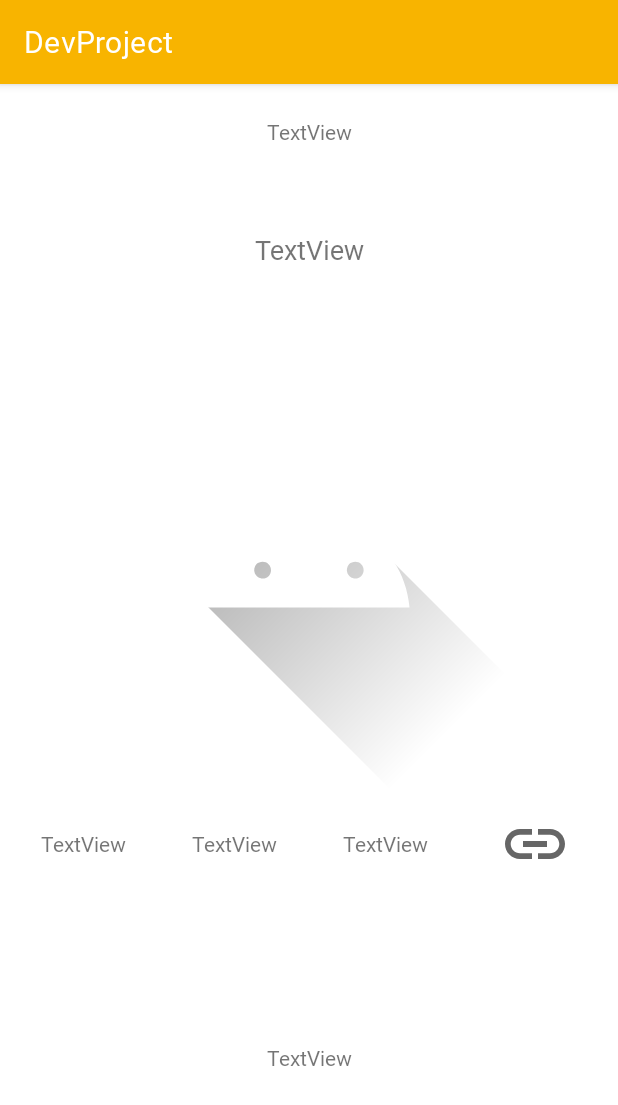
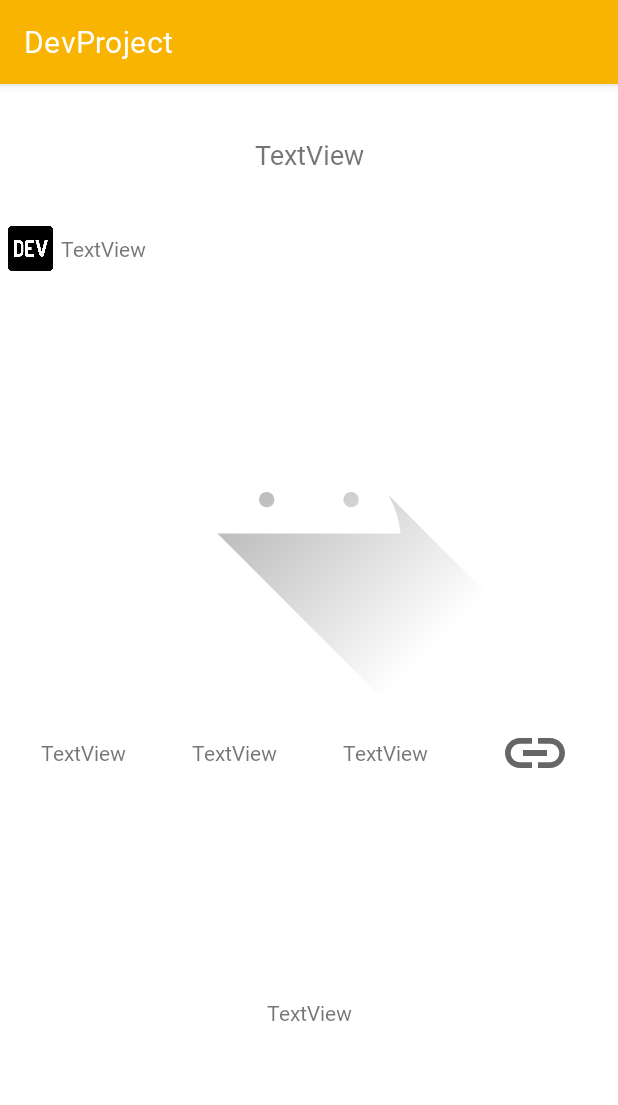
Before and after one commit to LeeJaeHyeon05/DevProject, an Android app: the ShowConferenceDetailActivity screen opened directly, with no data from a screen before it, on a phone screen of 412 x 824 dp. Shown: the top 1105 px of the screen. Run offline under Robolectric (Android 15) with nearby library versions, the phone set to English and light mode, and no system bars; 6 statements that could not run were skipped.

Commit message:
-activity_detail_page UI 변경

```diff
--- a/app/src/main/java/com/example/devproject/activity/ShowConferenceDetailActivity.kt
+++ b/app/src/main/java/com/example/devproject/activity/ShowConferenceDetailActivity.kt
@@ -15,6 +15,7 @@ class ShowConferenceDetailActivity : AppCompatActivity() {
         setContentView(R.layout.activity_detail_page)
         val position = intent.getIntExtra("position", 0)
 
+        var conferUploaderIconImageView : ImageView = findViewById(R.id.conferUploadeIconImageView)
         var conferUploaderTextView : TextView = findViewById(R.id.conferUploaderTextView)
         var conferTitleTextView : TextView = findViewById(R.id.conferTitleTextView)
         var conferImageView : ImageView = findViewById(R.id.conferImageView)
@@ -24,13 +25,14 @@ class ShowConferenceDetailActivity : AppCompatActivity() {
         var conferURLImageView : ImageView = findViewById(R.id.conferURLImageView)
         var conferContentTextView : TextView = findViewById(R.id.conferConetentTextView)
 
+        conferUploaderIconImageView.setImageResource(R.drawable.dev)
         conferUploaderTextView.text = DataHandler.conferDataSet[position][0].toString()
         conferTitleTextView.text = DataHandler.conferDataSet[position][1].toString()
         //DummyImage
         conferImageView.setImageResource(R.drawable.ic_launcher_foreground)
         conferDateTextView.text = DataHandler.conferDataSet[position][2].toString()
-        conferPriceTextView.text = DataHandler.conferDataSet[position][3].toString()
-        conferOfflineTextView.text = DataHandler.conferDataSet[position][4].toString()
+        conferPriceTextView.text = if(DataHandler.conferDataSet[position][3].toString().toInt() == 0) "무료" else DataHandler.conferDataSet[position][3].toString()
+        conferOfflineTextView.text = if(DataHandler.conferDataSet[position][4].toString() == "false") "온라인" else "오프라인"
         conferURLImageView.setImageResource(R.drawable.link)
         conferURLImageView.setOnClickListener {
             val intent = Intent(this, ShowWebViewActivity::class.java)
--- a/app/src/main/res/layout/activity_detail_page.xml
+++ b/app/src/main/res/layout/activity_detail_page.xml
@@ -6,16 +6,7 @@
     android:layout_height="match_parent"
     android:orientation="vertical"
     android:padding="5dp"
-    android:weightSum="15">
-
-    <TextView
-        android:id="@+id/conferUploaderTextView"
-        android:layout_width="match_parent"
-        android:layout_height="wrap_content"
-        android:layout_marginBottom="5dp"
-        android:layout_weight="1"
-        android:gravity="center"
-        android:text="TextView" />
+    android:weightSum="17">
 
     <TextView
         android:id="@+id/conferTitleTextView"
@@ -26,6 +17,30 @@
         android:gravity="center"
         android:text="TextView"
         android:textSize="18sp" />
+
+    <TableRow
+        android:layout_width="wrap_content"
+        android:layout_height="wrap_content"
+        android:layout_marginBottom="5dp"
+        android:layout_weight="0">
+
+        <ImageView
+            android:id="@+id/conferUploadeIconImageView"
+            android:layout_width="30dp"
+            android:layout_height="30dp"
+            android:layout_weight="1"
+            tools:srcCompat="@tools:sample/avatars" />
+
+        <TextView
+            android:id="@+id/conferUploaderTextView"
+            android:layout_width="match_parent"
+            android:layout_height="match_parent"
+            android:layout_weight="1"
+            android:gravity="center|left"
+            android:paddingLeft="5dp"
+            android:paddingRight="5dp"
+            android:text="TextView" />
+    </TableRow>
 
     <ImageView
         android:id="@+id/conferImageView"
@@ -78,7 +93,7 @@
         android:id="@+id/conferConetentTextView"
         android:layout_width="match_parent"
         android:layout_height="wrap_content"
-        android:layout_weight="6"
+        android:layout_weight="9"
         android:gravity="center"
         android:text="TextView" />
 </LinearLayout>
```
